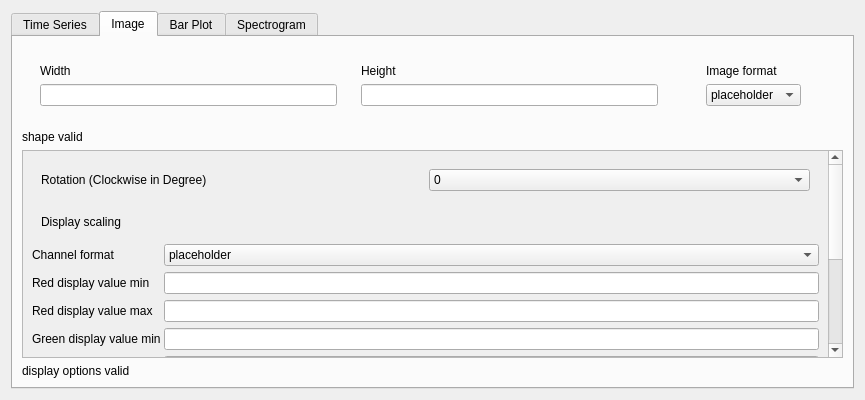
PhysioLabXR/PhysioLabXR-Community, file physiolabxr/_ui/OptionsWindowPlotFormatWidget.ui: the form before one commit.
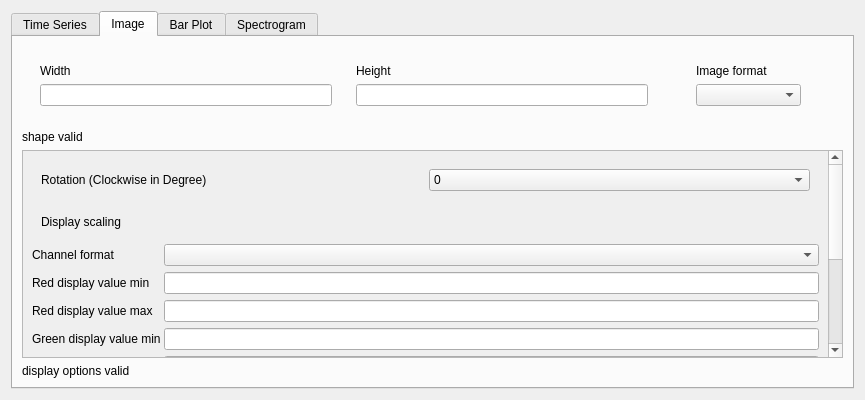
The form after the commit. The open tabs and pages were chosen to show the change.

Patch:
```diff
--- a/physiolabxr/_ui/OptionsWindowPlotFormatWidget.ui
+++ b/physiolabxr/_ui/OptionsWindowPlotFormatWidget.ui
@@ -114,11 +114,9 @@
              </item>
              <item>
               <widget class="QComboBox" name="imageFormatComboBox">
-               <item>
-                <property name="text">
-                 <string>placeholder</string>
-                </property>
-               </item>
+               <property name="placeholderText">
+                <string>Image Format</string>
+               </property>
               </widget>
              </item>
             </layout>
@@ -155,7 +153,7 @@
            <rect>
             <x>0</x>
             <y>0</y>
-            <width>793</width>
+            <width>310</width>
             <height>458</height>
            </rect>
           </property>
@@ -311,13 +309,7 @@
                   </widget>
                  </item>
                  <item row="0" column="1">
-                  <widget class="QComboBox" name="channelFormatCombobox">
-                   <item>
-                    <property name="text">
-                     <string>placeholder</string>
-                    </property>
-                   </item>
-                  </widget>
+                  <widget class="QComboBox" name="channelFormatCombobox"/>
                  </item>
                 </layout>
                </widget>
```
Left out of the diff: 9 changed lines with no effect on the pictures.
